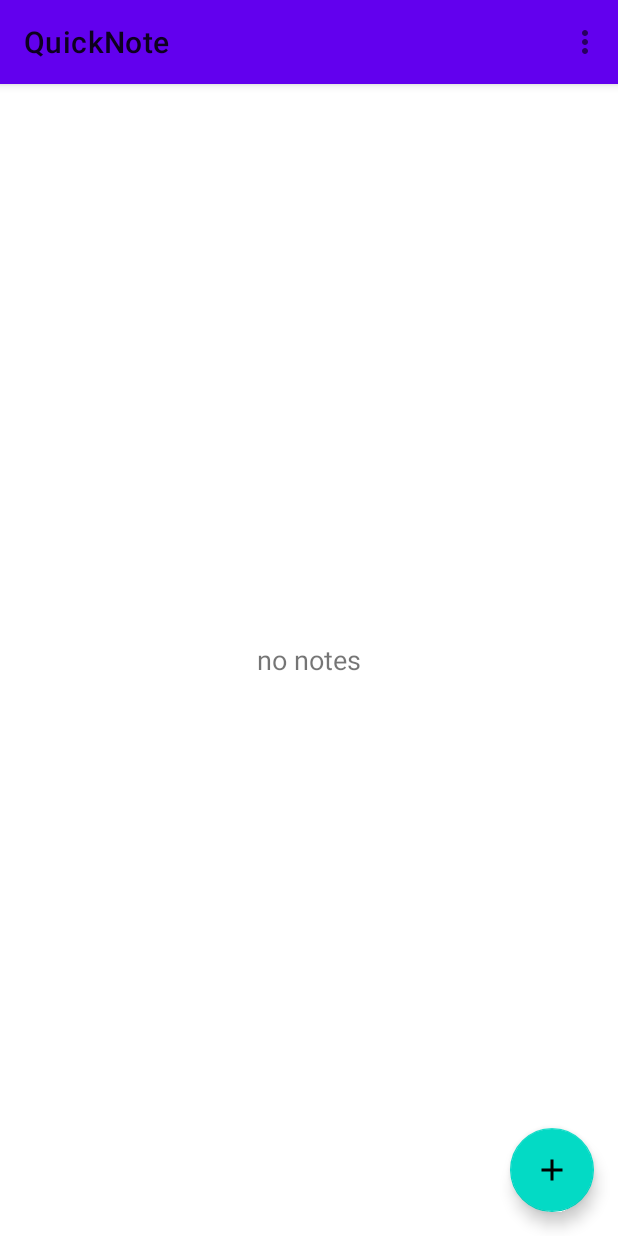
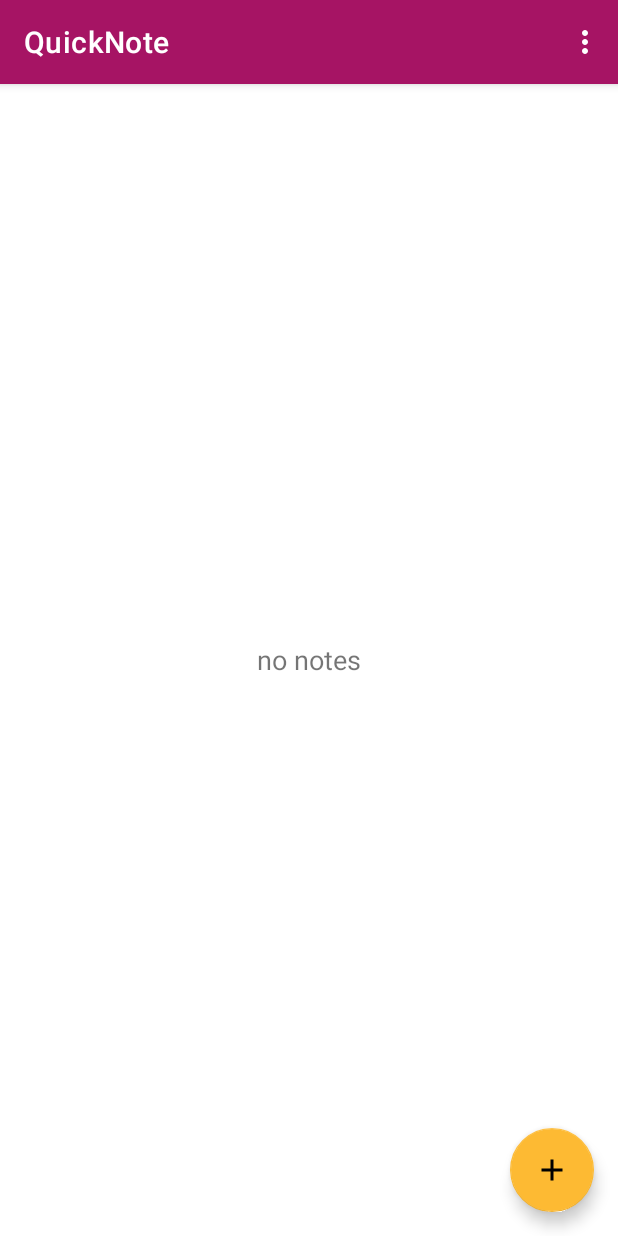
Before and after one commit to God-Lion/QuickNote, an Android app: the screen it shows after launch (MainActivity), on a phone screen of 412 x 824 dp. Run offline under Robolectric (Android 15) with nearby library versions, the phone set to English and light mode, and no system bars; our stand-ins replace Room's generated code.

Commit message:
This commit includes updates to app icons, code refactoring for editing and saving notes, addition of a MainActivity class for managing notes, a new feature for improved user experience, a NoteUtils class with a method for converting dates, updates to theme and popup styling, updates to the title attribute, and new string resources for saving and empty notes.

```diff
--- a/app/src/main/AndroidManifest.xml
+++ b/app/src/main/AndroidManifest.xml
@@ -5,14 +5,14 @@
 
     <application
         android:allowBackup="true"
-        android:icon="@mipmap/ic_launcher"
+        android:icon="@drawable/ic_launcher_web"
         android:label="@string/app_name"
-        android:roundIcon="@mipmap/ic_launcher_round"
+        android:roundIcon="@drawable/ic_launcher_web"
         android:supportsRtl="true"
         android:dataExtractionRules="@xml/data_extraction_rules"
         android:fullBackupContent="@xml/backup_rules"
         android:theme="@style/Theme.QuickNote"
-        tools:targetApi="30" >
+        tools:targetApi="31" >
 
         <activity
             android:name=".MainActivity"
--- a/app/src/main/java/ht/godlion/quicknote/model/Note.java
+++ b/app/src/main/java/ht/godlion/quicknote/model/Note.java
@@ -4,6 +4,7 @@ import androidx.room.ColumnInfo;
 import androidx.room.Entity;
 import androidx.room.Ignore;
 import androidx.room.PrimaryKey;
+
 
 @Entity(tableName = "notes")
 public class Note {
--- a/app/src/main/res/layout/activity_main.xml
+++ b/app/src/main/res/layout/activity_main.xml
@@ -18,7 +18,8 @@
             android:layout_width="match_parent"
             android:layout_height="?attr/actionBarSize"
             android:background="?attr/colorPrimary"
-            app:popupTheme="@style/AppTheme.PopupOverlay" />
+            app:popupTheme="@style/AppTheme.PopupOverlay"
+            android:theme="?attr/actionBarTheme"/>
 
     </com.google.android.material.appbar.AppBarLayout>
 
@@ -30,10 +31,11 @@
         android:layout_height="wrap_content"
         android:layout_gravity="bottom|end"
         android:layout_margin="@dimen/fab_margin"
+        android:contentDescription="@string/todo"
         android:minHeight="48dp"
         android:src="@drawable/ic_add_black_24dp"
-        tools:ignore="SpeakableTextPresentCheck,ImageContrastCheck"
-        android:contentDescription="@string/todo" />
+        app:backgroundTint="@color/yellow"
+        tools:ignore="SpeakableTextPresentCheck,ImageContrastCheck" />
 
 
 </androidx.coordinatorlayout.widget.CoordinatorLayout>
--- a/app/src/main/res/menu/edite_note_menu.xml
+++ b/app/src/main/res/menu/edite_note_menu.xml
@@ -4,6 +4,6 @@
 
     <item
         android:id="@+id/save_note"
-        android:title="SAVE"
+        android:title="@string/save"
         app:showAsAction="ifRoom" />
 </menu>
--- a/app/src/main/res/values/colors.xml
+++ b/app/src/main/res/values/colors.xml
@@ -1,6 +1,8 @@
 <?xml version="1.0" encoding="utf-8"?>
 <resources>
     <color name="purple">#A61464</color>
+    <color name="purpleVariant">#AF0964</color>
+
     <color name="yellow">#FDBA33</color>
     <color name="purple_200">#FFBB86FC</color>
     <color name="purple_500">#FF6200EE</color>
--- a/app/src/main/res/values/strings.xml
+++ b/app/src/main/res/values/strings.xml
@@ -6,4 +6,6 @@
     <string name="todo">Note</string>
     <string name="no_notes">no notes</string>
     <string name="action_settings">settings</string>
+    <string name="save">save</string>
+    <string name="emptyNote">empty</string>
 </resources>
--- a/app/src/main/res/values/styles.xml
+++ b/app/src/main/res/values/styles.xml
@@ -5,7 +5,7 @@
     </style>
     <style name="AppTheme">
         <!-- Primary brand color. -->
-        <item name="colorPrimary">@color/purple_500</item>
+        <item name="colorPrimary">@color/purple</item>
         <item name="colorPrimaryVariant">@color/purple_700</item>
         <item name="colorOnPrimary">@color/white</item>
         <!-- Secondary brand color. -->
@@ -22,7 +22,7 @@
     </style>
     <style name="AppTheme.PopupOverlay" parent="AppTheme.PopupOverlay" tools:ignore="ResourceCycle">
         <!-- Primary brand color. -->
-        <item name="colorPrimary">@color/purple_500</item>
+        <item name="colorPrimary">@color/purple</item>
         <item name="colorPrimaryVariant">@color/purple_700</item>
         <item name="colorOnPrimary">@color/white</item>
         <!-- Secondary brand color. -->
@@ -35,7 +35,7 @@
     </style>
     <style name="AppTheme.AppBarOverlay" parent="AppTheme" tools:ignore="ResourceCycle">
         <!-- Primary brand color. -->
-        <item name="colorPrimary">@color/purple_500</item>
+        <item name="colorPrimary">@color/purple</item>
         <item name="colorPrimaryVariant">@color/purple_700</item>
         <item name="colorOnPrimary">@color/white</item>
         <!-- Secondary brand color. -->
--- a/app/src/main/res/values/themes.xml
+++ b/app/src/main/res/values/themes.xml
@@ -5,8 +5,8 @@
         <item name="windowActionBar">false</item>
         <item name="windowNoTitle">true</item>
         <!-- Primary brand color. -->
-        <item name="colorPrimary">@color/purple_500</item>
-        <item name="colorPrimaryVariant">@color/purple_700</item>
+        <item name="colorPrimary">@color/purple</item>
+        <item name="colorPrimaryVariant">@color/purpleVariant</item>
         <item name="colorOnPrimary">@color/white</item>
         <!-- Secondary brand color. -->
         <item name="colorSecondary">@color/teal_200</item>
```
Also changed, not shown: app/src/main/java/ht/godlion/quicknote/EditNoteActivity.java (+28 -2 lines), app/src/main/java/ht/godlion/quicknote/MainActivity.java (+84 -0 lines), app/src/main/java/ht/godlion/quicknote/utils/NoteUtils.java (+12 -0 lines).
